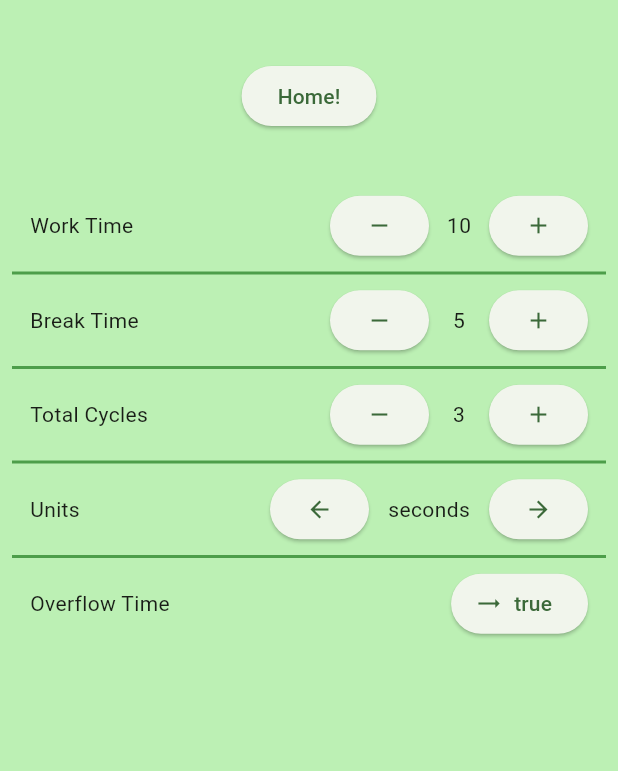
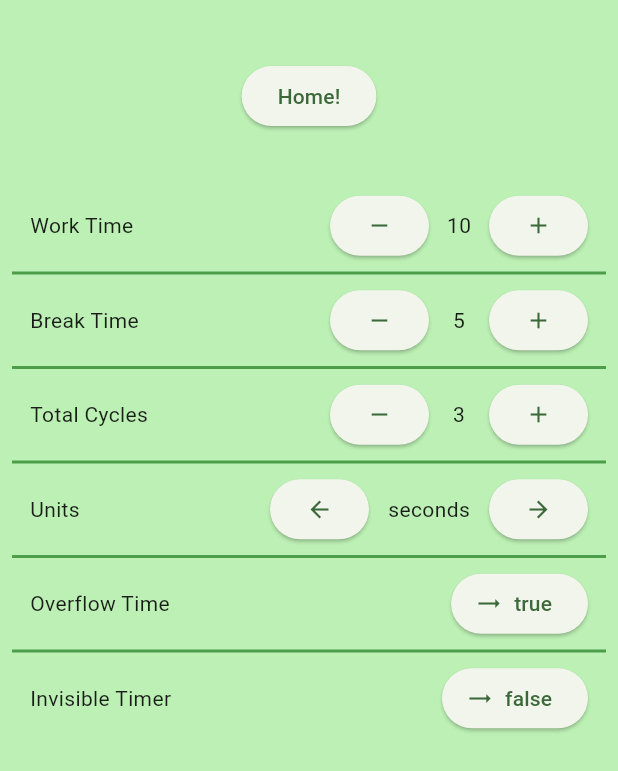
Before and after one commit to GabrielKronfeld/Tomatillo, a Flutter app: the screen it shows after launch, after a tap on "Settings", on a phone screen of 412 x 824 dp. Shown: the top 771 px of the screen. Run offline on Flutter 3.47's test engine with Material 2 defaults, Android fonts, the phone set to English and light mode, and no system bars; our stand-ins replace audioplayers, percent_indicator, shared_preferences.

Commit message:
updated UI more In Future will need to fork CircularPercentIndicator to get proper design in my mind

```diff
--- a/lib/calendar_page.dart
+++ b/lib/calendar_page.dart
@@ -23,7 +23,7 @@ class MyCalendarPageState extends State<MyCalendarPage> {
 
 
 
-          Padding(padding: EdgeInsets.symmetric()),
+          Padding(padding: EdgeInsets.symmetric(vertical: 20.0)),
 
           ElevatedButton(
             onPressed: (){
--- a/lib/main.dart
+++ b/lib/main.dart
@@ -96,6 +96,7 @@ static  Map mainVars = {
   'Break Time' : 5,//total time for break session
   'Total Cycles' : 3,//total work/break cycles to run
   'Overflow Time' : true,
+  'Invisible Timer' : false,
   'Units' : 'seconds',
 
 };
@@ -117,6 +118,8 @@ Future<void> _loadData() async {
       prefs.getInt('Break Time') == null ? (prefs.setInt('Break Time',mainVars['Break Time'])):(mainVars['Break Time']=prefs.getInt('Break Time'));
       prefs.getInt('Total Cycles') == null ? (prefs.setInt('Total Cycles',mainVars['Total Cycles'])):(mainVars['Total Cycles']=prefs.getInt('Total Cycles'));
       prefs.getBool('Overflow Time') == null ? (prefs.setBool('Overflow Time',mainVars['Overflow Time'])):(mainVars['Overflow Time']=prefs.getBool('Overflow Time'));
+      prefs.getBool('Invisible Timer') == null ? (prefs.setBool('Invisible Timer',mainVars['Invisible Timer'])):(mainVars['Invisible Timer']=prefs.getBool('Invisible Timer'));
+      prefs.getString('Units') == null ? (prefs.setString('Units',mainVars['Units'])):(mainVars['Units']=prefs.getString('Units'));
 
     });
   }
@@ -362,21 +365,24 @@ Future<void> _loadData() async {
 
               mainAxisAlignment: MainAxisAlignment.center,
               children: <Widget>[
-                Text(
-                  tempDidWeFinish,
-                ),
-                Text(
-                  'timer: $minutes:$seconds',
-                  style: Theme.of(context).textTheme.headlineLarge,
+
+
+                Padding(
+                  padding: const EdgeInsets.all(50.0),
+                  child: Text(
+                    tempDidWeFinish,
+                  ),
                 ),
 
                 TimerIndicator(totalTimeinSeconds: totalTimeForCycleinSeconds, minutes: minutes, seconds:seconds,
                 ),
+                Padding(padding: EdgeInsetsDirectional.symmetric()),
+
                 Text(
                   'breaks remaining: $cyclesRemaining',
                   style: Theme.of(context).textTheme.labelSmall,
                 ),
-                const Padding(padding: EdgeInsets.fromLTRB(0,0,0,50.0)),
+                const Padding(padding: EdgeInsets.fromLTRB(0,0,0,20.0)),
 
                 beginOrAlterSession,
 
@@ -395,6 +401,7 @@ Future<void> _loadData() async {
                     //add padding here, and later remove the + button for a nav bar at the bottom
                     label: const Text("Calendar"),
                   ),
+                  const Padding(padding: EdgeInsets.all(8)),
 
                   ElevatedButton.icon(
                     onPressed: (){
--- a/lib/settings_page.dart
+++ b/lib/settings_page.dart
@@ -63,6 +63,13 @@ class MySettingsPageState extends State<MySettingsPage> {
               SizedBox(
                 height:45.0,
                 child: SettingsModifierWidget(valueName: 'Overflow Time',)
+
+              ),
+              const BlackBarPadding(),
+
+              SizedBox(
+                height:45.0,
+                child: SettingsModifierWidget(valueName: 'Invisible Timer',)
 
               ),
 
--- a/lib/timer_indicator.dart
+++ b/lib/timer_indicator.dart
@@ -4,29 +4,41 @@ import 'package:percent_indicator/percent_indicator.dart';
 
 class TimerIndicator extends StatefulWidget {
 
-  int totalTimeinSeconds;//as seconds
+  int totalTimeinSeconds=1;//as seconds
   int minutes=0;
   int seconds=0;
-  TimerIndicator({super.key, required this.totalTimeinSeconds, this.minutes=0, this.seconds=0});
+  TimerIndicator({super.key, required this.totalTimeinSeconds, required this.minutes, required this.seconds});
 
   @override
   State<TimerIndicator> createState() => _TimerIndicatorState();
 }
 
 class _TimerIndicatorState extends State<TimerIndicator> {
+
+  final color=true;
+
   @override
   Widget build(BuildContext context) {
 
     return Column(
       children: [
-
         CircularPercentIndicator(
           radius: 80.0,
           lineWidth: 15.0,
-          percent: ((widget.totalTimeinSeconds-((widget.minutes*60)+widget.seconds))/widget.totalTimeinSeconds),
-          progressColor: Colors.green,
+          percent: ((widget.totalTimeinSeconds-((widget.minutes*60)+widget.seconds))/widget.totalTimeinSeconds)??0.5,
+          //if we have invisible timer set to true, we use bg color, else we use green. will need to pay attention for dark mode
+          //progressColor: MyHomePageState.mainVars['Invisible Timer']?Theme.of(context).colorScheme.primaryContainer:(Colors.green),
           circularStrokeCap: CircularStrokeCap.round,
-          reverse: true,
+          //
+          //linear gradient doesn't really work properly with arcType.FULL
+          linearGradient: LinearGradient(colors: [Theme.of(context).colorScheme.primaryContainer,Colors.green]),
+          rotateLinearGradient: true,
+          animation: true,
+          //curve: Curves.linear,
+          animationDuration: 1000,
+          backgroundColor: Theme.of(context).colorScheme.primaryContainer,
+          //arcType: ArcType.FULL,
+          animateFromLastPercent: true,
           center: Text(
                   '${widget.minutes}:${widget.seconds}',
                   style: Theme.of(context).textTheme.headlineLarge,
@@ -35,21 +47,5 @@ class _TimerIndicatorState extends State<TimerIndicator> {
         ),
       ],
     );
-    // return Scaffold(
-    //   backgroundColor: Theme.of(context).colorScheme.primaryContainer,
-    //   body:
-    //     CircularPercentIndicator(
-    //       radius: 20.0,
-    //       lineWidth: 5.0,
-    //       percent: ((widget.minutes*60)+widget.seconds)/widget.totalTimeinSeconds,
-
-    //       progressColor: Colors.green,
-    //       circularStrokeCap: CircularStrokeCap.round,
-    //       center: Text(
-    //               '${widget.minutes}:${widget.seconds}',
-    //               style: Theme.of(context).textTheme.headlineLarge,
-    //             ),
-    //     ),
-    // );
   }
 }
```
